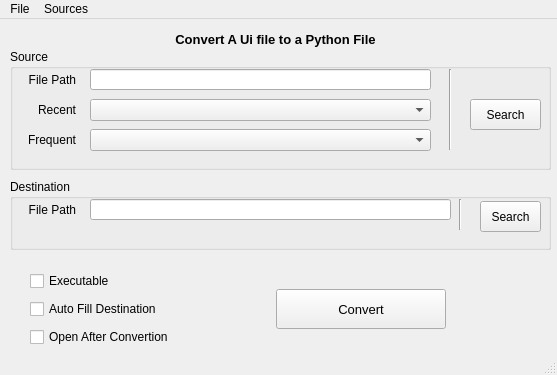
Qt form FrontEnd.ui (ayieko168/PYUIC-GUI-Converter-PyQt) before a commit.
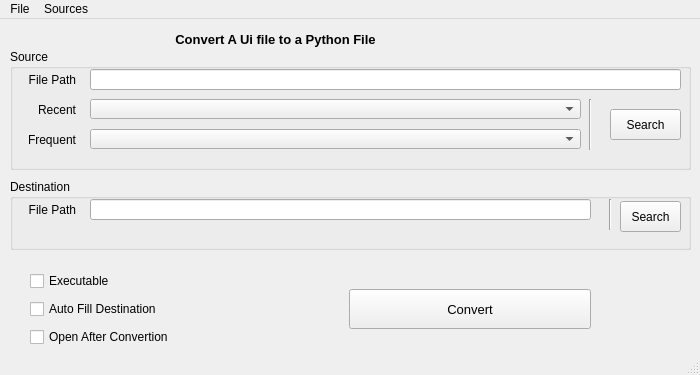
The same form after that commit. Icons and pictures are not drawn.

Patch:
```diff
--- a/FrontEnd.ui
+++ b/FrontEnd.ui
@@ -6,10 +6,16 @@
    <rect>
     <x>0</x>
     <y>0</y>
-    <width>557</width>
+    <width>700</width>
     <height>375</height>
    </rect>
   </property>
+  <property name="minimumSize">
+   <size>
+    <width>700</width>
+    <height>0</height>
+   </size>
+  </property>
   <property name="windowTitle">
    <string>Pyuic GUI</string>
   </property>
@@ -46,7 +52,7 @@
      <rect>
       <x>30</x>
       <y>250</y>
-      <width>416</width>
+      <width>561</width>
       <height>80</height>
      </rect>
     </property>
@@ -141,7 +147,7 @@
      <rect>
       <x>10</x>
       <y>30</y>
-      <width>541</width>
+      <width>681</width>
       <height>121</height>
      </rect>
     </property>
@@ -153,10 +159,16 @@
       <rect>
        <x>80</x>
        <y>50</y>
-       <width>341</width>
-       <height>22</height>
+       <width>491</width>
+       <height>20</height>
       </rect>
      </property>
+     <property name="minimumSize">
+      <size>
+       <width>341</width>
+       <height>0</height>
+      </size>
+     </property>
      <property name="insertPolicy">
       <enum>QComboBox::InsertAtTop</enum>
      </property>
@@ -166,10 +178,16 @@
       <rect>
        <x>80</x>
        <y>20</y>
-       <width>341</width>
+       <width>591</width>
        <height>21</height>
       </rect>
      </property>
+     <property name="minimumSize">
+      <size>
+       <width>451</width>
+       <height>0</height>
+      </size>
+     </property>
      <property name="toolTip">
       <string>Full path to the destination</string>
      </property>
@@ -180,8 +198,8 @@
     <widget class="QPushButton" name="SearchSourceFileButton">
      <property name="geometry">
       <rect>
-       <x>460</x>
-       <y>50</y>
+       <x>600</x>
+       <y>60</y>
        <width>71</width>
        <height>31</height>
       </rect>
@@ -252,10 +270,16 @@
       <rect>
        <x>80</x>
        <y>80</y>
-       <width>341</width>
-       <height>22</height>
+       <width>491</width>
+       <height>20</height>
       </rect>
      </property>
+     <property name="minimumSize">
+      <size>
+       <width>341</width>
+       <height>0</height>
+      </size>
+     </property>
      <property name="insertPolicy">
       <enum>QComboBox::InsertAtTop</enum>
      </property>
@@ -263,10 +287,10 @@
     <widget class="Line" name="line">
      <property name="geometry">
       <rect>
-       <x>430</x>
-       <y>20</y>
+       <x>570</x>
+       <y>50</y>
        <width>20</width>
-       <height>81</height>
+       <height>51</height>
       </rect>
      </property>
      <property name="orientation">
@@ -279,7 +303,7 @@
      <rect>
       <x>10</x>
       <y>160</y>
-      <width>541</width>
+      <width>681</width>
       <height>71</height>
      </rect>
     </property>
@@ -289,7 +313,7 @@
     <widget class="QPushButton" name="SearchDestinationButton">
      <property name="geometry">
       <rect>
-       <x>470</x>
+       <x>610</x>
        <y>22</y>
        <width>61</width>
        <height>31</height>
@@ -304,7 +328,7 @@
       <rect>
        <x>80</x>
        <y>20</y>
-       <width>361</width>
+       <width>501</width>
        <height>21</height>
       </rect>
      </property>
@@ -337,7 +361,7 @@
     <widget class="Line" name="line_2">
      <property name="geometry">
       <rect>
-       <x>440</x>
+       <x>590</x>
        <y>20</y>
        <width>20</width>
        <height>31</height>
@@ -358,7 +382,7 @@
     <rect>
      <x>0</x>
      <y>0</y>
-     <width>557</width>
+     <width>700</width>
      <height>21</height>
     </rect>
    </property>
```
